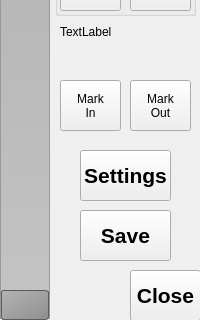
Old version of the form src/playbackwindow.ui in the repository krontech/chronos-cam-app; both pictures show x 0 to 200 and y 160 to 480 of the 200 by 480 pixel window.
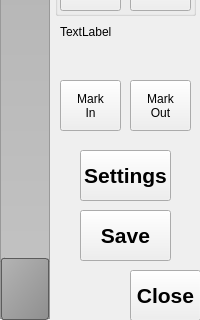
New version of the form. Custom widgets are drawn as their Qt base class.

Commit message: Increase sizes of handles on all 3 sliders

```diff
--- a/src/playbackwindow.ui
+++ b/src/playbackwindow.ui
@@ -32,7 +32,7 @@
 QSlider::handle:vertical {
      background: qlineargradient(x1:0, y1:0, x2:1, y2:1, stop:0 #b4b4b4, stop:1 #8f8f8f);
      border: 1px solid #5c5c5c;
-     height: 28px;
+     height: 60px;
      margin: -2px 0; /* handle is placed by default on the contents rect of the groove. Expand outside the groove */
      border-radius: 3px;
  }</string>
```
The commit also changes 3 other files.
